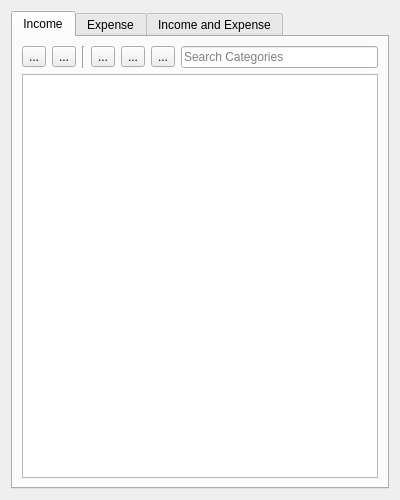
Old version of the form src/views/ui_files/forms/category_form.ui in the repository JakubFranek/Kapytal.
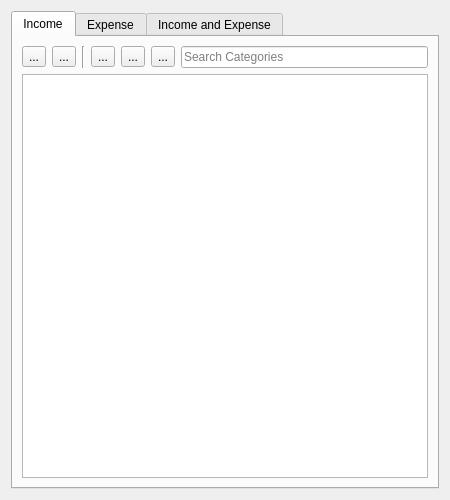
New version of the form.

What changed in the file:
```diff
--- a/src/views/ui_files/forms/category_form.ui
+++ b/src/views/ui_files/forms/category_form.ui
@@ -9,7 +9,7 @@
    <rect>
     <x>0</x>
     <y>0</y>
-    <width>400</width>
+    <width>450</width>
     <height>500</height>
    </rect>
   </property>
```
Left out of the diff: 14 changed lines with no effect on the pictures.
